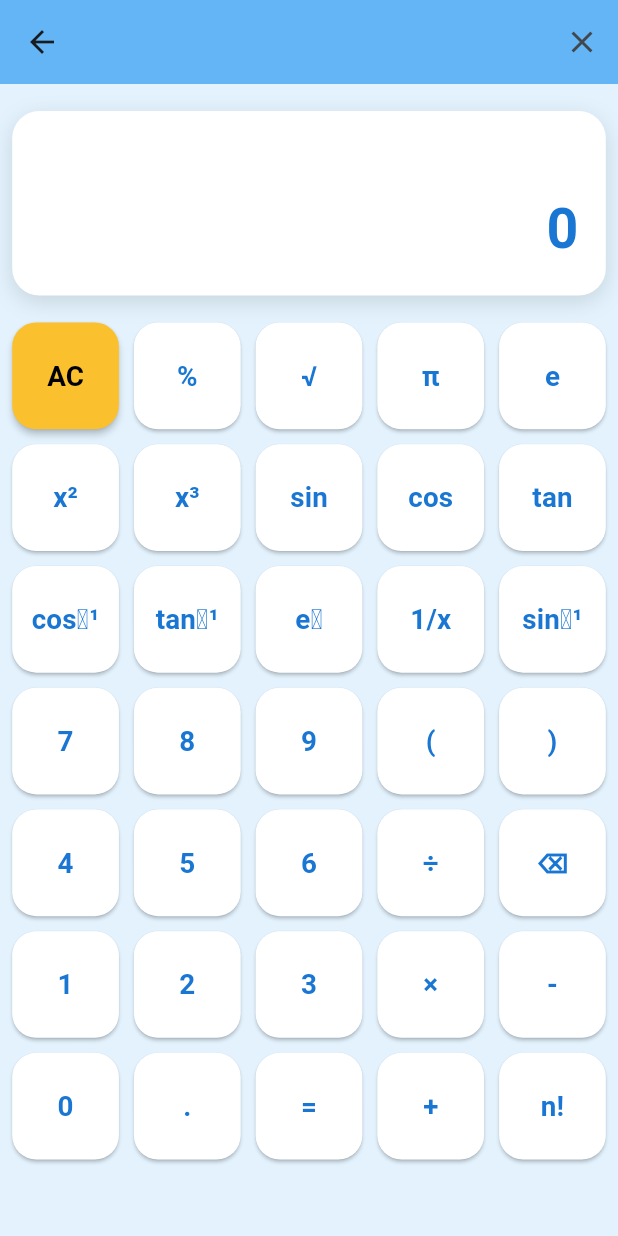
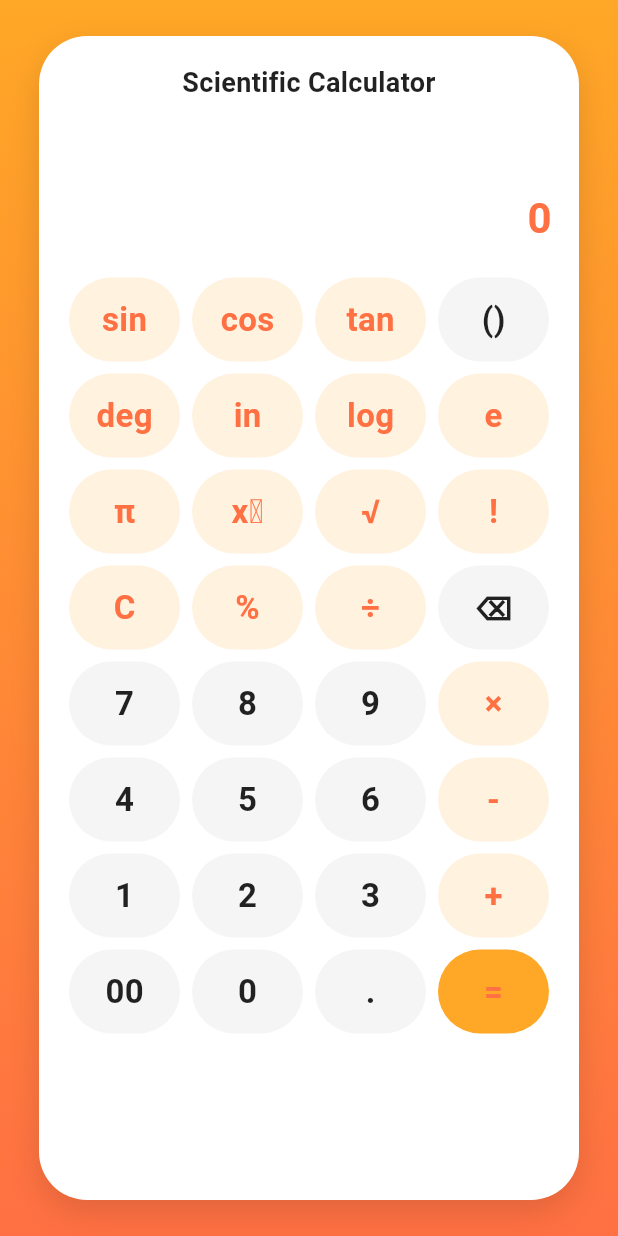
Before and after one commit to SuSanShweYeeBo2002/au_connect, a Flutter app: the CalculatorPage screen opened directly, on a phone screen of 412 x 824 dp. Run offline on Flutter 3.47's test engine with Material 3 defaults, Android fonts, the phone set to English and light mode, and no system bars.

Commit message:
fix calculator

```diff
--- a/lib/screens/calculator_page.dart
+++ b/lib/screens/calculator_page.dart
@@ -33,7 +33,7 @@ class _CalculatorPageState extends State<CalculatorPage> {
   String _result = '0';
   void _onPressed(String value) {
     setState(() {
-      if (value == 'AC') {
+      if (value == 'AC' || value == 'C') {
         _expression = '';
         _result = '0';
       } else if (value == '=') {
@@ -154,141 +154,188 @@ class _CalculatorPageState extends State<CalculatorPage> {
 
   @override
   Widget build(BuildContext context) {
+    // Button layout: each row contains exactly 4 buttons
     final buttonLabels = [
-      ['AC', '%', '√', 'π', 'e'],
-      ['x²', 'x³', 'sin', 'cos', 'tan'],
-      ['cos⁻¹', 'tan⁻¹', 'eˣ', '1/x', 'sin⁻¹'],
-      ['7', '8', '9', '(', ')'],
-      ['4', '5', '6', '÷', '⌫'],
-      ['1', '2', '3', '×', '-'],
-      ['0', '.', '=', '+', 'n!'],
+      ['sin', 'cos', 'tan', '()'],
+      ['deg', 'in', 'log', 'e'],
+      ['π', 'xʸ', '√', '!'],
+      ['C', '%', '÷', '⌫'],
+      ['7', '8', '9', '×'],
+      ['4', '5', '6', '-'],
+      ['1', '2', '3', '+'],
+      ['00', '0', '.', '='],
     ];
     final media = MediaQuery.of(context);
     final screenWidth = media.size.width;
-    final isWide = screenWidth > 600;
-    final maxWidth = isWide ? 420.0 : screenWidth * 0.98;
-    final buttonFontSize = isWide ? 26.0 : screenWidth * 0.045;
-    final resultFontSize = isWide ? 48.0 : screenWidth * 0.09;
-    final exprFontSize = isWide ? 24.0 : screenWidth * 0.045;
-    final gridSpacing = isWide ? 18.0 : 10.0;
-    final gridPadding = isWide ? 12.0 : 4.0;
-    final resultPadding = isWide ? 28.0 : 18.0;
-    final resultVertical = isWide ? 28.0 : 18.0;
+    final maxWidth = 360.0;
+    final buttonFontSize = 22.0;
+    final resultFontSize = 28.0;
+    final exprFontSize = 32.0;
+    final gridSpacing = 8.0;
+    final gridPadding = 16.0;
+    final resultPadding = 0.0;
+    final resultVertical = 0.0;
     return Scaffold(
-      backgroundColor: Color(0xFFE3F2FD),
-      appBar: AppBar(
-        backgroundColor: Color(0xFF64B5F6),
-        elevation: 0,
-        actions: [
-          IconButton(
-            icon: Icon(Icons.close),
-            onPressed: () => Navigator.pop(context),
+      backgroundColor: Colors.transparent,
+      body: Container(
+        width: double.infinity,
+        height: double.infinity,
+        decoration: BoxDecoration(
+          gradient: LinearGradient(
+            colors: [Color(0xFFFFA726), Color(0xFFFF7043)],
+            begin: Alignment.topCenter,
+            end: Alignment.bottomCenter,
           ),
-        ],
         ),
-      body: LayoutBuilder(
-        builder: (context, constraints) {
-          return Center(
+        child: Center(
           child: Container(
             width: maxWidth,
-              child: Column(
-                children: [
-                  SizedBox(height: isWide ? 36 : 18),
-                  Container(
-                    margin: EdgeInsets.symmetric(horizontal: gridPadding),
-                    padding: EdgeInsets.symmetric(
-                      vertical: resultVertical,
-                      horizontal: resultPadding,
-                    ),
+            margin: EdgeInsets.symmetric(vertical: 24),
             decoration: BoxDecoration(
               color: Colors.white,
-                      borderRadius: BorderRadius.circular(18),
+              borderRadius: BorderRadius.circular(32),
               boxShadow: [
                 BoxShadow(
                   color: Colors.black12,
-                          blurRadius: 12,
-                          offset: Offset(0, 4),
+                  blurRadius: 18,
+                  offset: Offset(0, 8),
                 ),
               ],
             ),
             child: Column(
+              crossAxisAlignment: CrossAxisAlignment.stretch,
+              children: [
+                // Header
+                Padding(
+                  padding: const EdgeInsets.only(
+                    top: 18,
+                    left: 18,
+                    right: 18,
+                    bottom: 0,
+                  ),
+                  child: Center(
+                    child: Text(
+                      'Scientific Calculator',
+                      style: TextStyle(
+                        fontSize: 18,
+                        fontWeight: FontWeight.w600,
+                        color: Colors.black87,
+                      ),
+                      textAlign: TextAlign.center,
+                    ),
+                  ),
+                ),
+                // Expression/result
+                Padding(
+                  padding: const EdgeInsets.symmetric(
+                    horizontal: 18,
+                    vertical: 8,
+                  ),
+                  child: Column(
                     crossAxisAlignment: CrossAxisAlignment.end,
                     children: [
-                        Text(
+                      SingleChildScrollView(
+                        scrollDirection: Axis.horizontal,
+                        reverse: true,
+                        child: Text(
                           _expression,
                           style: TextStyle(
-                            color: Colors.grey[700],
+                            color: Colors.black87,
                             fontSize: exprFontSize,
+                            fontWeight: FontWeight.w500,
                           ),
                           textAlign: TextAlign.right,
                         ),
-                        SizedBox(height: 8),
-                        Align(
-                          alignment: Alignment.centerRight,
-                          child: Text(
+                      ),
+                      SizedBox(height: 4),
+                      Text(
                         _result,
                         style: TextStyle(
-                              color: Color(0xFF1976D2),
+                          color: Color(0xFFFF7043),
                           fontSize: resultFontSize,
-                              fontWeight: FontWeight.bold,
+                          fontWeight: FontWeight.w600,
                         ),
                         textAlign: TextAlign.right,
+                      ),
+                    ],
+                  ),
+                ),
+                // Buttons
+                Padding(
+                  padding: EdgeInsets.symmetric(
+                    horizontal: gridPadding,
+                    vertical: 8,
+                  ),
+                  child: Column(
+                    children: buttonLabels.map((row) {
+                      return Row(
+                        mainAxisAlignment: MainAxisAlignment.spaceBetween,
+                        children: row.map((btn) {
+                          if (btn.isEmpty)
+                            return Expanded(child: SizedBox.shrink());
+                          final isOrange = [
+                            'C',
+                            '%',
+                            '÷',
+                            '×',
+                            '-',
+                            '+',
+                            '=',
+                            'sin',
+                            'cos',
+                            'tan',
+                            'deg',
+                            'in',
+                            'log',
+                            'e',
+                            'π',
+                            'xʸ',
+                            '√',
+                            '!',
+                          ].contains(btn);
+                          return Expanded(
+                            child: Padding(
+                              padding: EdgeInsets.all(gridSpacing / 2),
+                              child: Material(
+                                color: Colors.transparent,
+                                child: InkWell(
+                                  borderRadius: BorderRadius.circular(32),
+                                  onTap: () => _onPressed(btn),
+                                  child: Container(
+                                    decoration: BoxDecoration(
+                                      color: isOrange
+                                          ? Color(
+                                              0xFFFFA726,
+                                            ).withOpacity(btn == '=' ? 1 : 0.15)
+                                          : Color(0xFFF5F5F5),
+                                      borderRadius: BorderRadius.circular(32),
+                                    ),
+                                    alignment: Alignment.center,
+                                    height: 56,
+                                    child: Text(
+                                      btn,
+                                      style: TextStyle(
+                                        fontSize: buttonFontSize,
+                                        fontWeight: FontWeight.w600,
+                                        color: isOrange
+                                            ? Color(0xFFFF7043)
+                                            : Colors.black87,
+                                      ),
+                                    ),
+                                  ),
+                                ),
+                              ),
+                            ),
+                          );
+                        }).toList(),
+                      );
+                    }).toList(),
                   ),
                 ),
               ],
             ),
           ),
-                  SizedBox(height: isWide ? 36 : 18),
-                  Expanded(
-                    child: GridView.builder(
-                      padding: EdgeInsets.symmetric(horizontal: gridPadding),
-                      itemCount: buttonLabels.expand((e) => e).length,
-                      gridDelegate: SliverGridDelegateWithFixedCrossAxisCount(
-                        crossAxisCount: 5,
-                        childAspectRatio: 1,
-                        crossAxisSpacing: gridSpacing,
-                        mainAxisSpacing: gridSpacing,
         ),
-                      itemBuilder: (context, index) {
-                        final btn = buttonLabels
-                            .expand((e) => e)
-                            .toList()[index];
-                        if (btn.isEmpty) return SizedBox.shrink();
-                        final isAction = btn == 'AC';
-                        return ElevatedButton(
-                          style: ElevatedButton.styleFrom(
-                            backgroundColor: isAction
-                                ? Colors.yellow[700]
-                                : Colors.white,
-                            foregroundColor: isAction
-                                ? Colors.black
-                                : Color(0xFF1976D2),
-                            elevation: isAction ? 2 : 1,
-                            shape: RoundedRectangleBorder(
-                              borderRadius: BorderRadius.circular(16),
-                            ),
-                            padding: EdgeInsets.zero,
-                          ),
-                          onPressed: () => _onPressed(btn),
-                          child: FittedBox(
-                            fit: BoxFit.scaleDown,
-                            child: Text(
-                              btn,
-                              style: TextStyle(
-                                fontSize: buttonFontSize,
-                                fontWeight: FontWeight.bold,
-                              ),
-                            ),
-                          ),
-                        );
-                      },
-                    ),
-                  ),
-                ],
-              ),
-            ),
-          );
-        },
       ),
     );
   }
```
Lines whose indentation alone changed are shown as unchanged.
